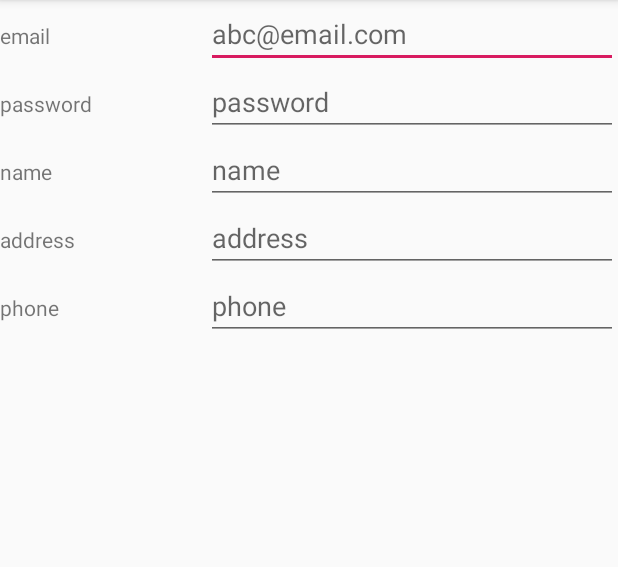
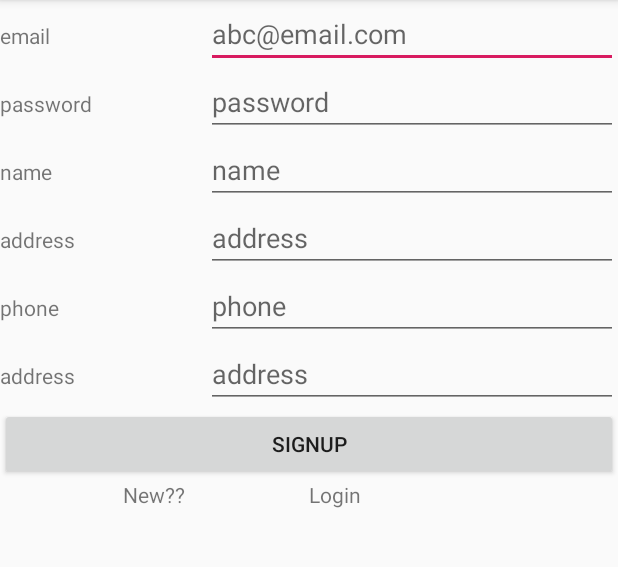
Before and after one commit to ShikshyaDahal/sadassignment, an Android app: the screen it shows after launch (MainActivity), on a phone screen of 412 x 824 dp, the part 84-651 px from its top. Run offline under Robolectric (Android 15) with nearby library versions, the phone set to English and light mode, and no system bars.

Commit message:
adding signup java page

```diff
--- a/app/src/main/java/com/example/sadassignment/MainActivity.java
+++ b/app/src/main/java/com/example/sadassignment/MainActivity.java
@@ -1,15 +1,47 @@
 package com.example.sadassignment;
 
-import android.support.annotation.Nullable;
+import android.content.Intent;
 import android.support.v7.app.AppCompatActivity;
 import android.os.Bundle;
+import android.view.View;
+import android.widget.Button;
+import android.widget.EditText;
+import android.widget.TextView;
+import android.widget.Toast;
 
-public class MainActivity extends AppCompatActivity{
-
+public class MainActivity extends AppCompatActivity {
+    Button signup;
+    TextView login;
+    EditText email, password, address, phone, name;
     @Override
-    protected void onCreate(@Nullable Bundle savedInstanceState) {
+    protected void onCreate(Bundle savedInstanceState) {
         super.onCreate(savedInstanceState);
         setContentView(R.layout.activity_main);
 
+        signup = findViewById(R.id.signup);
+        login = findViewById(R.id.login);
+
+        name = findViewById(R.id.name);
+        email = findViewById(R.id.email);
+        password = findViewById(R.id.password);
+        address = findViewById(R.id.address);
+        phone = findViewById(R.id.phone);
+
+        signup.setOnClickListener(new View.OnClickListener() {
+            @Override
+            public void onClick(View v) {
+                Toast.makeText(MainActivity.this, "Signup", Toast.LENGTH_SHORT).show();
+            }
+        });
+
+        login.setOnClickListener(new View.OnClickListener() {
+            @Override
+            public void onClick(View v) {
+                Intent intent = new Intent(MainActivity.this, LoginActivity.class);
+                startActivity(intent);
+            }
+        });
+
+
     }
 }
--- a/app/src/main/res/layout/activity_main.xml
+++ b/app/src/main/res/layout/activity_main.xml
@@ -112,4 +112,53 @@
 
     </LinearLayout>
 
+    <LinearLayout
+        android:layout_width="match_parent"
+        android:layout_height="wrap_content"
+        android:orientation="horizontal"
+        android:weightSum="3">
+
+        <TextView
+            android:layout_width="match_parent"
+            android:layout_height="wrap_content"
+            android:text="address"
+            android:layout_weight="2"/>
+
+        <EditText
+            android:layout_width="match_parent"
+            android:layout_height="wrap_content"
+            android:id="@+id/address"
+            android:hint="address"
+            android:layout_weight="1"/>
+
+    </LinearLayout>
+
+    <Button
+        android:layout_width="match_parent"
+        android:layout_height="wrap_content"
+        android:text="signup"
+        android:id="@+id/signup"/>
+
+    <LinearLayout
+        android:layout_width="match_parent"
+        android:layout_height="wrap_content"
+        android:orientation="horizontal"
+        android:weightSum="2">
+
+        <TextView
+            android:layout_width="match_parent"
+            android:layout_height="wrap_content"
+            android:text="New??"
+            android:textAlignment="center"
+            android:layout_weight="1"/>
+
+        <TextView
+            android:layout_width="match_parent"
+            android:layout_height="wrap_content"
+            android:id="@+id/login"
+            android:text="Login"
+            android:layout_weight="1"/>
+
+    </LinearLayout>
+
 </LinearLayout>
```
